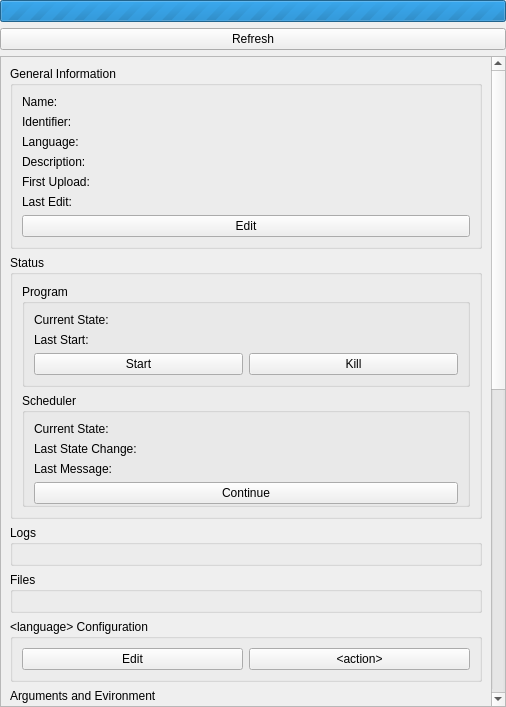
Above: src/brickv/plugin_system/plugins/red/ui/program_info_main.ui from Tinkerforge/brickv before the change. Below: the same form after it.
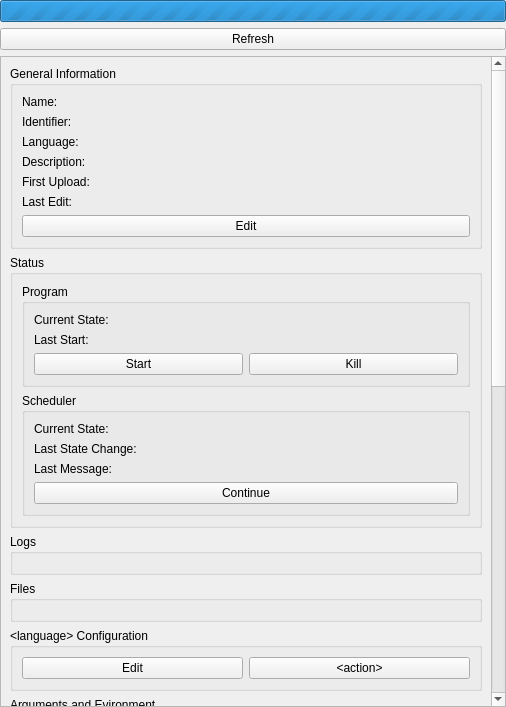
That is the form after the change.

Commit message:
red-brick/pi: Use normal bottom border for scheduler status group box
Otherwise it'll look wrong on plarforms that have frames around group
boxes, such as Windows and Mac OS X.

```diff
--- a/src/brickv/plugin_system/plugins/red/ui/program_info_main.ui
+++ b/src/brickv/plugin_system/plugins/red/ui/program_info_main.ui
@@ -48,7 +48,7 @@
         <x>0</x>
         <y>0</y>
         <width>488</width>
-        <height>1353</height>
+        <height>1362</height>
        </rect>
       </property>
       <layout class="QVBoxLayout" name="verticalLayout_10">
@@ -218,9 +218,6 @@
                <string>Scheduler</string>
               </property>
               <layout class="QVBoxLayout" name="verticalLayout_7">
-               <property name="bottomMargin">
-                <number>0</number>
-               </property>
                <item>
                 <layout class="QGridLayout" name="gridLayout_7">
                  <item row="2" column="0">
```
